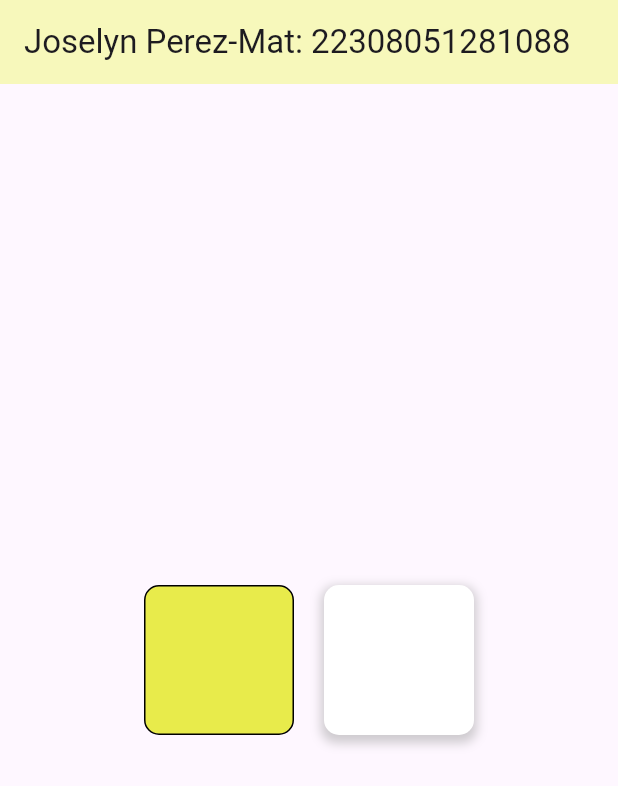
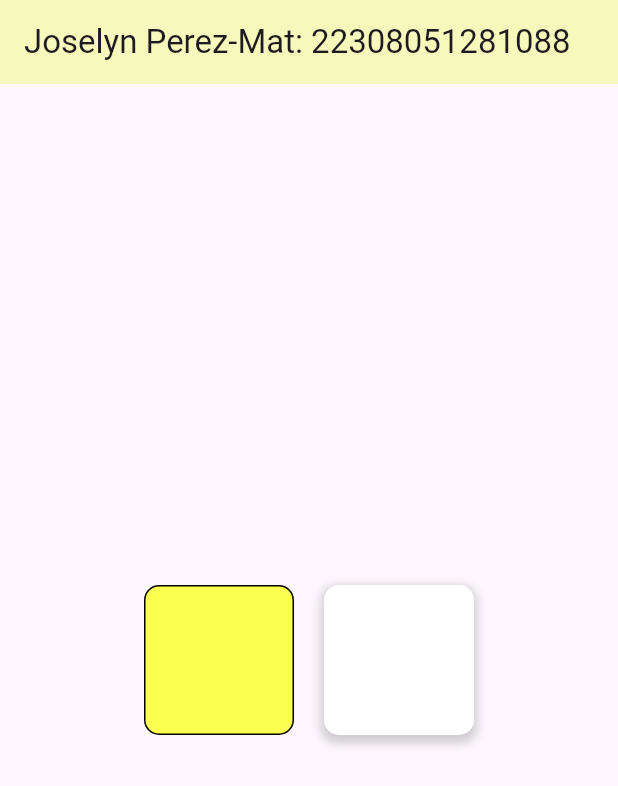
Before and after one commit to joselyn-perez-granados-1088/p11_d4, a Flutter app: the screen it shows after launch, on a phone screen of 412 x 824 dp. Shown: the top 786 px of the screen. Run offline on Flutter 3.47's test engine with Material 3 defaults, Android fonts, the phone set to English and light mode, and no system bars.

Commit message:
amarillo mas amarillo

```diff
--- a/lib/main.dart
+++ b/lib/main.dart
@@ -21,7 +21,7 @@ class MiImagen extends StatelessWidget {
                 width: 100,
                 height: 100,
                 decoration: BoxDecoration(
-                  color: const Color.fromARGB(255, 232, 235, 75),
+                  color: const Color.fromARGB(255, 252, 255, 79),
                   borderRadius: BorderRadius.circular(10),
                   border: Border.all(color: Colors.black, width: 1),
                 ),
```
